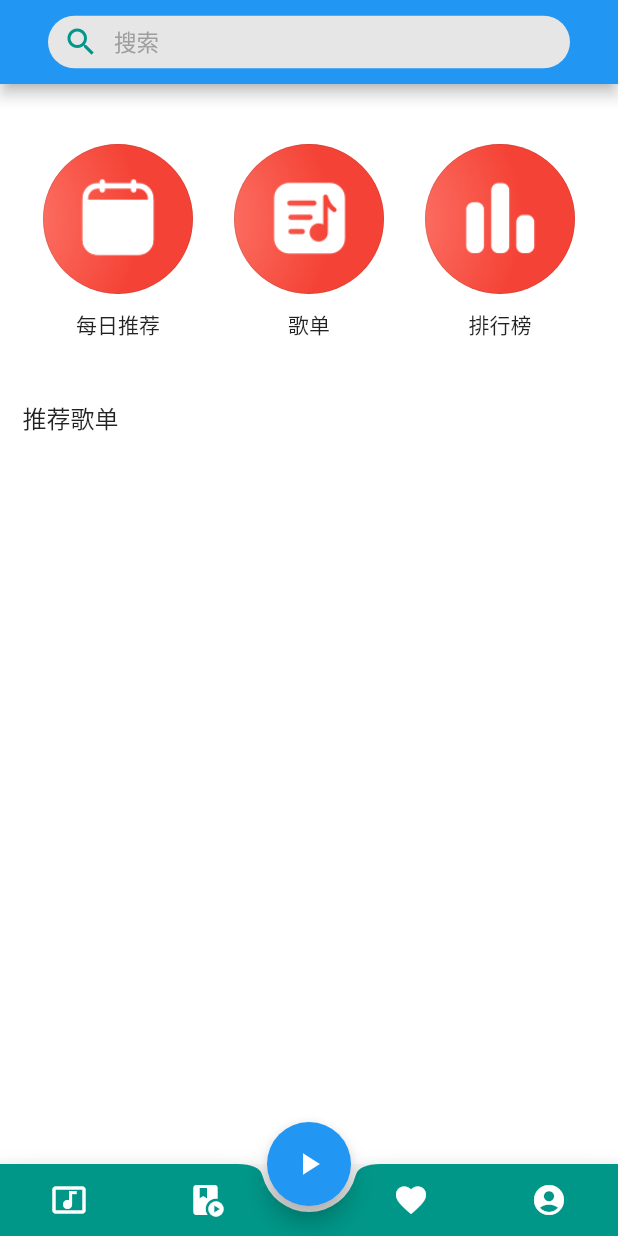
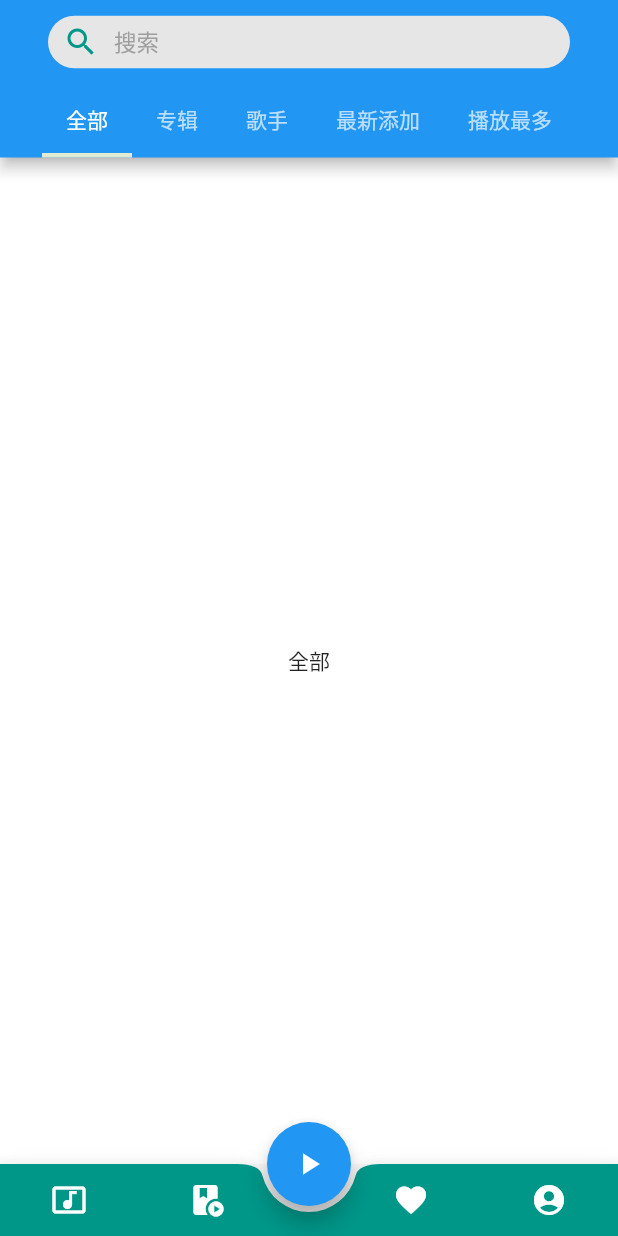
Before and after one commit to gitLongjie/listen_books, a Flutter app: the HomePage screen opened directly, on a phone screen of 412 x 824 dp. Run offline on Flutter 3.47's test engine with Material 2 defaults, Android fonts, the phone set to English and light mode, and no system bars; our stand-ins replace audioplayers, cookie_jar, dio, dio_cookie_manager, fluro, flutter_screenutil and 2 more; missing offline and left inert: common_utils; accounts and stored records are empty; network calls fail.

Commit message:
fix to top mode

```diff
--- a/listen_books/lib/page/home_page.dart
+++ b/listen_books/lib/page/home_page.dart
@@ -31,9 +31,9 @@ class _HomePageState extends State<HomePage> {
     super.initState();
 
     _bottomNavPages
-      ..add(const IndexPage('音乐'))
-      ..add(const HistoryPage('听书'))
-      ..add(const FavoritePage('收藏'))
+      ..add(const IndexPage('全部'))
+      ..add(const HistoryPage('专辑'))
+      ..add(const FavoritePage('歌手'))
       ..add(const MinePage('我的')
     );
   }
--- a/listen_books/lib/page/index_page.dart
+++ b/listen_books/lib/page/index_page.dart
@@ -25,22 +25,13 @@ class IndexPage extends StatefulWidget {
 }
 
 
-// const List<String> types = [
-//   "全部",
-//   "流行",
-//   "华语",
-//   "民谣",
-//   "摇滚",
-//   "清新",
-//   "浪漫",
-//   "古风",
-//   "影视原声",
-//   "欧美",
-//   "儿童",
-//   "电子",
-//   "校园",
-//   "放松"
-// ];
+const List<String> types = [
+  "全部",
+  "专辑",
+  "歌手",
+  "最新添加",
+  "播放最多"
+];
 
 class IndexPageState extends State<IndexPage>
   with SingleTickerProviderStateMixin, AutomaticKeepAliveClientMixin  {
@@ -53,71 +44,71 @@ class IndexPageState extends State<IndexPage>
   void initState() {
     super.initState();
     //初始化controller并添加监听
-    // _tabController = TabController(length: types.length, vsync: this);
-    // _tabController.addListener(() => _onTabChanged());
+    _tabController = TabController(length: types.length, vsync: this);
+    _tabController.addListener(() => _onTabChanged());
   }
 
    void _onTabChanged() {
     if (_tabController.index.toDouble() == _tabController.animation?.value) {}
   }
 
-  // TabBar createTabBar()  {
-  //   return TabBar(
-  //     controller: _tabController,
-  //     tabs: types.map((item) {
-  //       return Tab(
-  //         height: 44,
-  //         text: item,
-  //       );
-  //     }).toList(),
-  //     isScrollable: true,
-  //     indicatorColor: Color.fromARGB(255, 225, 235, 209),
-  //     indicatorWeight: 3,
-  //     indicatorPadding: EdgeInsets.only(right: 0),
-  //   );
-  // }
+  TabBar createTabBar()  {
+    return TabBar(
+      controller: _tabController,
+      tabs: types.map((item) {
+        return Tab(
+          height: 44,
+          text: item,
+        );
+      }).toList(),
+      isScrollable: true,
+      indicatorColor: Color.fromARGB(255, 225, 235, 209),
+      indicatorWeight: 3,
+      indicatorPadding: EdgeInsets.only(right: 0),
+    );
+  }
 
   @override
   Widget build(BuildContext context) {
     return Scaffold(
       backgroundColor: Colors.white,
       appBar: AppBar(
-        // bottom: createTabBar(),
+       bottom: createTabBar(),
         title: const SearchBarWidget(),
       ),
-      body: SingleChildScrollView(
-        child: Column(
-          crossAxisAlignment: CrossAxisAlignment.start,
-          children: <Widget>[
-            Padding(
-              padding: const EdgeInsets.symmetric(
-                horizontal: 15,
-              ),
-              child: Column(
-                mainAxisSize: MainAxisSize.min,
-                crossAxisAlignment: CrossAxisAlignment.start,
-                children: <Widget>[
-                  const VEmptyView(40),
-                  _buildHomeCategoryList(),
-                  const VEmptyView(20),
-                  const Text(
-                    '推荐歌单',
-                    style: commonTextStyle,
-                  ),
-                ],
-              ),
-            ),
-            const VEmptyView(20),
-            _buildDay30PlayList(),
-          ],
-        ),
+      // body: SingleChildScrollView(
+      //   child: Column(
+      //     crossAxisAlignment: CrossAxisAlignment.start,
+      //     children: <Widget>[
+      //       Padding(
+      //         padding: const EdgeInsets.symmetric(
+      //           horizontal: 15,
+      //         ),
+      //         child: Column(
+      //           mainAxisSize: MainAxisSize.min,
+      //           crossAxisAlignment: CrossAxisAlignment.start,
+      //           children: <Widget>[
+      //             const VEmptyView(40),
+      //             _buildHomeCategoryList(),
+      //             const VEmptyView(20),
+      //             const Text(
+      //               '推荐歌单',
+      //               style: commonTextStyle,
+      //             ),
+      //           ],
+      //         ),
+      //       ),
+      //       const VEmptyView(20),
+      //       _buildDay30PlayList(),
+      //     ],
+      //   ),
+      // ),
+      body: TabBarView(
+        controller: _tabController,
+        children: types.map((item) {
+          return Center(child: Text("${item}"));
+        }).toList(),
       ),
-      // body: TabBarView(
-      //   controller: _tabController,
-      //   children: types.map((item) {
-      //     return Center(child: Text("${item}"));
-      //   }).toList(),
-      // ),
     );
   }
 
--- a/listen_books/lib/page/splash_page.dart
+++ b/listen_books/lib/page/splash_page.dart
@@ -42,33 +42,11 @@ class _SplashPageState extends State<SplashPage> with TickerProviderStateMixin {
 
   void goPage() async{
     await Context.initSp();
+    await NetUtils.init();
     await Context.initUser();
-    NetUtils.init();
+
     // ignore: use_build_context_synchronously
     NavigatorUtil.goHomePage(context);
-    // Navigator.push(
-    //   context,
-    //   MaterialPageRoute(builder: (context) => const HomePage(title: 'Flutter Demo Home Page')),
-    // );
-    // UserModel userModel = Provider.of<UserModel>(context);
-    // userModel.initUser();
-    // PlaySongsModel playSongsModel = Provider.of<PlaySongsModel>(context);
-    // 判断是否有保存的歌曲列表
-    // if(Context.sp.containsKey('playing_songs')){
-    //   List<String>? songs = Context.sp.getStringList('playing_songs');
-    //   // playSongsModel.addSongs(songs!.map((s) => Song.fromJson(FluroConvertUtils.string2map(s))).toList());
-    //   int? index = Context.sp.getInt('playing_index');
-    //   // playSongsModel.curIndex = index!;
-    // }
-    // if (userModel.user != null) {
-    //   await NetUtils.refreshLogin(context).then((value){
-    //     if(value.data != -1){
-    //       NavigatorUtil.goHomePage(context);
-    //     }
-    //   });
-    //   Provider.of<PlayListModel>(context).user = userModel.user;
-    // } else
-    //   NavigatorUtil.goLoginPage(context);
   }
 
   @override
--- a/listen_books/lib/utils/net_utils.dart
+++ b/listen_books/lib/utils/net_utils.dart
@@ -22,9 +22,7 @@ class NetUtils {
   static late final DioUtil _api ;
   static const String baseUrl = 'http://39.107.224.142:8802';
 
-  static void init() async {
-    Directory tempDir = await getTemporaryDirectory();
-    String tempPath = tempDir.path;
+  static init() async {
     _api = DioUtil();
     String? userJson = Context.sp.getString("user");
     if (null != userJson) {
```
Also changed, not shown: listen_books/pubspec.lock, 1 other file.
